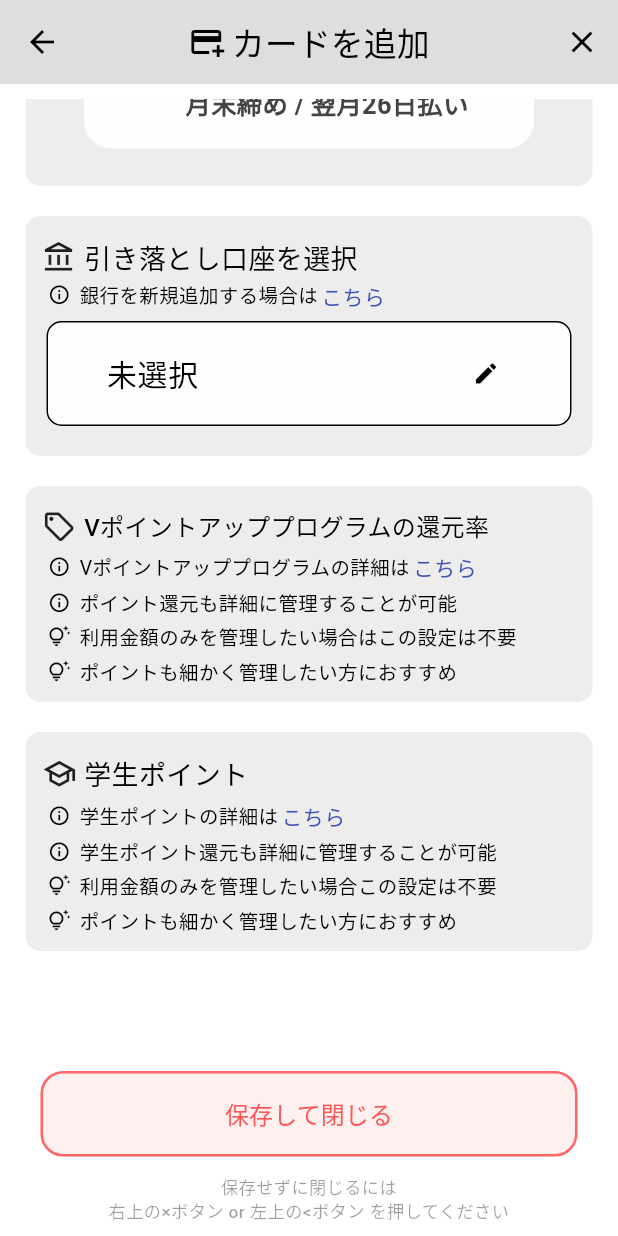
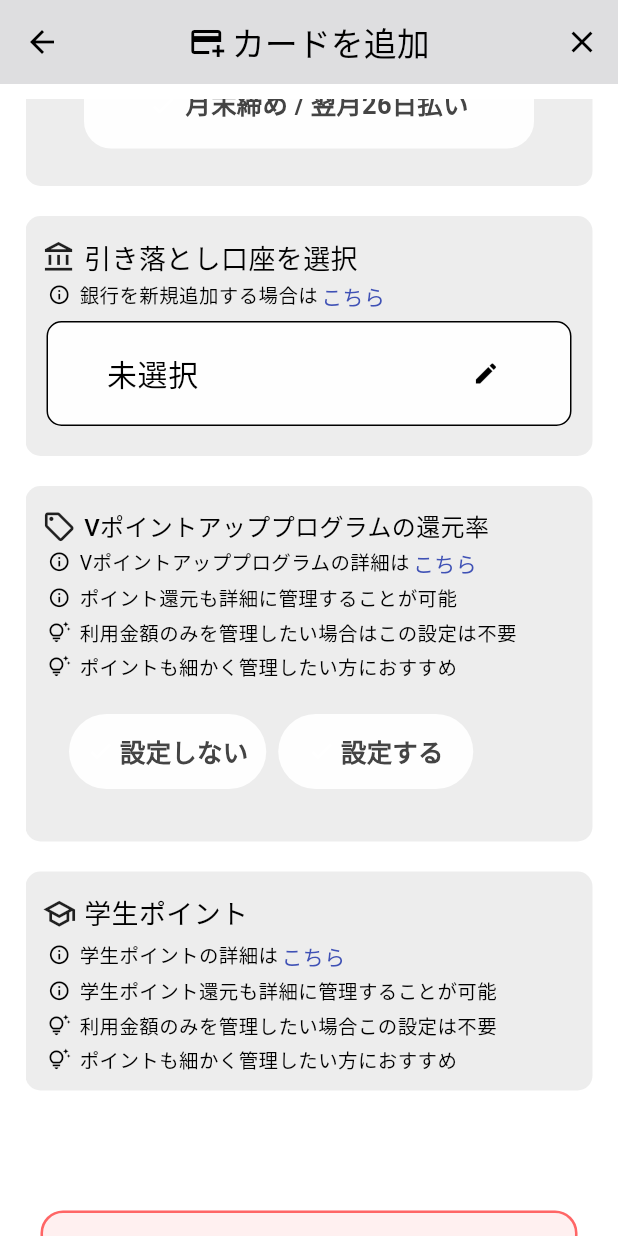
Before and after one commit to laughtaone/creeasy, a Flutter app: the AddCardPagePresetCard screen opened directly with empty values, scrolled down 415 dp, on a phone screen of 412 x 824 dp. Run offline on Flutter 3.47's test engine with Material 3 defaults, Android fonts, the phone set to English and light mode, and no system bars; our stand-ins replace auto_size_text, font_awesome_flutter, settings_ui; Roboto replaces fonts that are missing (MPlus1p).

Commit message:
変更前：カードを追加(プリセット済)の4スイッチ実装

```diff
--- a/lib/card_manage/add_card/add_card_preset-card.dart
+++ b/lib/card_manage/add_card/add_card_preset-card.dart
@@ -10,6 +10,8 @@ import 'package:creeasy/COMMON_COMPS/mini_info/mini_info_end_url_jump.dart';
 import 'package:creeasy/COMMON_COMPS/formatter/input_double_formatter.dart';
 import 'package:creeasy/COMMON_COMPS/buttons/save_button_comp.dart';
 import 'package:creeasy/COMMON_COMPS/display_parts/select_tile_comp.dart';
+import 'package:creeasy/COMMON_COMPS/input_comps/comp_input_row_direct_select_type.dart';
+
 
 class AddCardPagePresetCard extends StatefulWidget {
   final String? selectedCardName;
@@ -38,13 +40,13 @@ class _AddCardPagePresetCardState extends State<AddCardPagePresetCard> {
 
   // ================================ 変数処理 ================================
   int? _selectedBank; // ②で選択された銀行を保持する変数
-
+  int? _selectedVpupIndex; // ③で入力されたVPUPの有無を保持する変数
   // =========================================================================
 
   // ================================ 変数処理 ================================
   int? _selectedSmcnlPayRuleIndex; // ①で選択されたポイントアップの有無を保持する変数
   // String? _selectedBank; // ②で選択された銀行を保持する変数
-  int? _selectedVpupIndex; // ③で入力されたVPUPの有無を保持する変数
+  // int? _selectedVpupIndex; // ③で入力されたVPUPの有無を保持する変数
   final TextEditingController _inputVpupReturnRate =
       TextEditingController(); // ③で入力された還元率[%]を保持する変数
   int? _selectedStudentPointIndex; // ③で入力されたVPUPの有無を保持する変数
@@ -101,7 +103,7 @@ class _AddCardPagePresetCardState extends State<AddCardPagePresetCard> {
           onTap: () => FocusScope.of(context).unfocus(),
           child: Padding(
               padding: const EdgeInsets.only(left: 17, right: 17, top: 10),
-              child: ListView(children: [
+              child: ListView(children:[
                 // =============================================== ⓪ 選択されたカード名 ==============================================
                 SizedBox(height: 5),
                 selectedCardIntro(widget.selectedCardName),
@@ -118,9 +120,7 @@ class _AddCardPagePresetCardState extends State<AddCardPagePresetCard> {
                   guides: Column(
                     children: [
                       miniInfo(passText: '公式サイトの情報を基に作成しています'),
-                      miniInfo(
-                          passText:
-                              '設定できるはずの日付が用意されていない場合は、お手数ですが開発者までご連絡ください'),
+                      miniInfo(passText: '設定できるはずの日付が用意されていない場合は、お手数ですが開発者までご連絡ください'),
                     ],
                   ),
                   fieldInput: Container(
@@ -129,7 +129,8 @@ class _AddCardPagePresetCardState extends State<AddCardPagePresetCard> {
                     child: SingleOptionTextButtonOneLine(
                       textList: _smcnlPayRule,
                       onItemSelected: _onSelectSmcnlPayRuleIndex,
-                        textFontSize: 17),
+                      textFontSize: 17
+                    ),
                   ),
                 ),
                 // =======================================================================================================
@@ -148,100 +149,26 @@ class _AddCardPagePresetCardState extends State<AddCardPagePresetCard> {
 
                 // =============================================== ③Vポイントアップの選択 ==============================================
                 betweenSelectField(),
-                Container(
-                  padding:
-                      EdgeInsets.only(left: 9, right: 9, top: 15, bottom: 9),
-                  decoration: BoxDecoration(
-                    borderRadius: BorderRadius.circular(10),
-                    color: Color(0xffededed),
-                  ),
-                  child: Column(
-                    crossAxisAlignment: CrossAxisAlignment.start,
-                    children: [
-                      titleTextComp(
-                          resvIcon: Icons.local_offer_outlined,
-                          resvText: 'Vポイントアッププログラムの還元率',
-                          resvTextSize: 16),
-                      SizedBox(height: 3),
-                      miniInfoEndUrlJump(
-                          passText: 'Vポイントアッププログラムの詳細は',
-                          passUrl:
-                              'https://www.smbc-card.com/mem/wp/vpoint_up_program/index.jsp'),
+                selectTileComp(
+                  titleComp: titleTextComp(resvIcon: Icons.local_offer_outlined, resvText: 'Vポイントアッププログラムの還元率', resvTextSize: 16),
+                  guides: Column(children: [
+                    miniInfoEndUrlJump(passText: 'Vポイントアッププログラムの詳細は', passUrl: 'https://www.smbc-card.com/mem/wp/vpoint_up_program/index.jsp'),
                     miniInfo(passText: 'ポイント還元も詳細に管理することが可能'),
-                      miniInfo(
-                          passText: '利用金額のみを管理したい場合はこの設定は不要',
-                          customIcon: Icons.tips_and_updates_outlined),
-                      miniInfo(
-                          passText: 'ポイントも細かく管理したい方におすすめ',
-                          customIcon: Icons.tips_and_updates_outlined),
-                      // --------------------------- VPUP還元率を設定するかどうかの確認 -----------------------------------
-                      // Container(
-                      //   margin: EdgeInsets.all(10),
-                      //   height: 70,
-                      //   child: Container(
-                      //     child: SingleOptionTextButton(
-                      //       textList: _isVpup,
-                      //       onItemSelected: _onBoolVpupSelected,
-                      //       textFontSize: 17
-                      //     ),
-                      //   ),
-                      // ),
-                      // ----------------------------------------------------------------------------------------------
-                      (_selectedVpupIndex == 1)
-                          ? Container(
-                              padding: EdgeInsets.all(7),
-                              decoration: BoxDecoration(
-                                borderRadius: BorderRadius.circular(10),
-                                color: Color(0xffdcdcdc),
-                              ),
-                              child: Column(
-                                children: [
-                                  // --------------------------- 【展開時】VPUP還元率の注意書き -----------------------------------
-                                  miniInfo(
-                                      passText:
-                                          'Vpassアプリに表示されているVポイントアッププログラムの還元率をそのまま入力'),
-                                  miniInfo(
-                                      passText:
-                                          '（表示されている還元率は基本還元率0.5%を含みますが、無視してそのまま入力してください）',
-                                      customTextSize: 10,
-                                      needsIcon: false,
-                                      needsTBPadding: false),
-                                  miniInfo(passText: '0-20[%] の 整数または小数 が設定可能'),
-                                  // ----------------------------------------------------------------------------------------------
-                                  Container(
-                                    margin: EdgeInsets.fromLTRB(10, 5, 10, 5),
+                    miniInfo(passText: '利用金額のみを管理したい場合はこの設定は不要', customIcon: Icons.tips_and_updates_outlined),
+                    miniInfo(passText: 'ポイントも細かく管理したい方におすすめ', customIcon: Icons.tips_and_updates_outlined),
+                  ],),
+                  fieldInput: Container(
+                    margin: EdgeInsets.all(10),
                     height: 70,
-                                    child: TextField(
-                                      style: TextStyle(
-                                        fontWeight: FontWeight.w500,
-                                        fontSize: 22,
-                                      ),
-                                      controller: _inputVpupReturnRate,
-                                      decoration: InputDecoration(
-                                        labelText: '',
-                                        contentPadding: EdgeInsets.all(30),
-                                        border: OutlineInputBorder(
-                                          borderRadius:
-                                              BorderRadius.circular(10),
-                                        ),
-                                        suffixText: '%',
-                                        fillColor: Color(0xfffefefe),
-                                        filled: true,
-                                      ),
-                                      keyboardType:
-                                          TextInputType.numberWithOptions(
-                                              decimal: true),
-                                      inputFormatters: [
-                                        DecimalTextInputFormatter(),
-                                        ZeroLimitFormatterForDouble(),
-                                      ],
+                    child: Container(
+                      child: compInputDirectSelectType(
+                        elementsList: _isVpup,
+                        customFontSize: 17,
+                        argCallback: (int? recvIndex) {
+                          _selectedVpupIndex = recvIndex;
+                        }
                       ),
                     ),
-                                ],
-                              ),
-                            )
-                          : SizedBox.shrink(),
-                    ],
                   ),
                 ),
                 // =======================================================================================================
```
Lines whose indentation alone changed are shown as unchanged.
